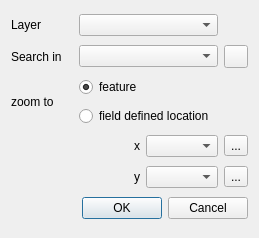
3nids/bigsearch, file ui/ui_layerentry.ui: the form before one commit.
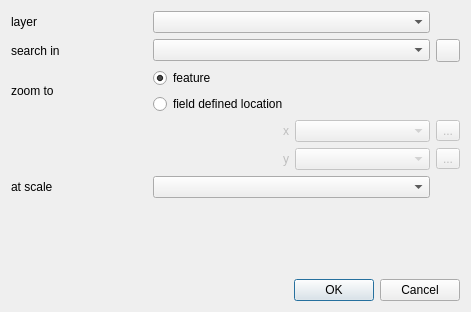
The form after the commit. Icons and pictures are not drawn.

Patch:
```diff
--- a/ui/ui_layerentry.ui
+++ b/ui/ui_layerentry.ui
@@ -6,15 +6,29 @@
    <rect>
     <x>0</x>
     <y>0</y>
-    <width>259</width>
-    <height>238</height>
+    <width>471</width>
+    <height>312</height>
    </rect>
   </property>
   <property name="windowTitle">
    <string>Big Search :: layer entry</string>
   </property>
   <layout class="QGridLayout" name="gridLayout_3">
-   <item row="7" column="0" colspan="4">
+   <item row="1" column="0">
+    <widget class="QLabel" name="label_2">
+     <property name="text">
+      <string>search in</string>
+     </property>
+    </widget>
+   </item>
+   <item row="2" column="0" rowspan="2">
+    <widget class="QLabel" name="label_5">
+     <property name="text">
+      <string>zoom to</string>
+     </property>
+    </widget>
+   </item>
+   <item row="9" column="0" colspan="4">
     <widget class="QDialogButtonBox" name="buttonBox">
      <property name="orientation">
       <enum>Qt::Horizontal</enum>
@@ -24,39 +38,8 @@
      </property>
     </widget>
    </item>
-   <item row="4" column="3">
-    <widget class="QToolButton" name="toolButton_2">
-     <property name="text">
-      <string>...</string>
-     </property>
-     <property name="icon">
-      <iconset resource="../resources.qrc">
-       <normaloff>:/plugins/globalfinder/icons/expression.svg</normaloff>:/plugins/globalfinder/icons/expression.svg</iconset>
-     </property>
-    </widget>
-   </item>
    <item row="0" column="1" colspan="2">
-    <widget class="QComboBox" name="layer"/>
-   </item>
-   <item row="4" column="1">
-    <widget class="QLabel" name="label_3">
-     <property name="text">
-      <string>x</string>
-     </property>
-     <property name="alignment">
-      <set>Qt::AlignRight|Qt::AlignTrailing|Qt::AlignVCenter</set>
-     </property>
-    </widget>
-   </item>
-   <item row="5" column="1">
-    <widget class="QLabel" name="label_4">
-     <property name="text">
-      <string>y</string>
-     </property>
-     <property name="alignment">
-      <set>Qt::AlignRight|Qt::AlignTrailing|Qt::AlignVCenter</set>
-     </property>
-    </widget>
+    <widget class="QComboBox" name="layerCombobox"/>
    </item>
    <item row="3" column="1" colspan="3">
     <widget class="QRadioButton" name="radioButton_4">
@@ -68,10 +51,17 @@
      </attribute>
     </widget>
    </item>
-   <item row="5" column="3">
-    <widget class="QToolButton" name="toolButton_3">
+   <item row="7" column="0">
+    <widget class="QLabel" name="label_6">
      <property name="text">
-      <string>...</string>
+      <string>at scale</string>
+     </property>
+    </widget>
+   </item>
+   <item row="1" column="3">
+    <widget class="QToolButton" name="searchExpressionButton">
+     <property name="text">
+      <string/>
      </property>
      <property name="icon">
       <iconset resource="../resources.qrc">
@@ -79,11 +69,8 @@
      </property>
     </widget>
    </item>
-   <item row="5" column="2">
-    <widget class="QComboBox" name="yField"/>
-   </item>
-   <item row="4" column="2">
-    <widget class="QComboBox" name="xField"/>
+   <item row="7" column="1" colspan="2">
+    <widget class="QComboBox" name="comboBox"/>
    </item>
    <item row="2" column="1" colspan="3">
     <widget class="QRadioButton" name="radioButton_3">
@@ -98,40 +85,107 @@
      </attribute>
     </widget>
    </item>
-   <item row="1" column="0">
-    <widget class="QLabel" name="label_2">
-     <property name="text">
-      <string>Search in</string>
-     </property>
-    </widget>
-   </item>
-   <item row="1" column="1" colspan="2">
-    <widget class="QComboBox" name="searchField"/>
-   </item>
    <item row="0" column="0">
     <widget class="QLabel" name="label">
      <property name="text">
-      <string>Layer</string>
+      <string>layer</string>
      </property>
     </widget>
    </item>
-   <item row="2" column="0" rowspan="2">
-    <widget class="QLabel" name="label_5">
-     <property name="text">
-      <string>zoom to</string>
+   <item row="1" column="1" colspan="2">
+    <widget class="QComboBox" name="searchCombobox"/>
+   </item>
+   <item row="4" column="1" colspan="3">
+    <widget class="QWidget" name="widget" native="true">
+     <property name="enabled">
+      <bool>false</bool>
      </property>
+     <property name="sizePolicy">
+      <sizepolicy hsizetype="Preferred" vsizetype="Maximum">
+       <horstretch>0</horstretch>
+       <verstretch>0</verstretch>
+      </sizepolicy>
+     </property>
+     <layout class="QGridLayout" name="gridLayout">
+      <property name="margin">
+       <number>0</number>
+      </property>
+      <item row="2" column="2">
+       <widget class="QComboBox" name="yCombobox"/>
+      </item>
+      <item row="1" column="2">
+       <widget class="QComboBox" name="xCombobox">
+        <property name="sizePolicy">
+         <sizepolicy hsizetype="Preferred" vsizetype="Fixed">
+          <horstretch>0</horstretch>
+          <verstretch>0</verstretch>
+         </sizepolicy>
+        </property>
+       </widget>
+      </item>
+      <item row="1" column="3">
+       <widget class="QToolButton" name="xExpressionButton">
+        <property name="text">
+         <string>...</string>
+        </property>
+        <property name="icon">
+         <iconset resource="../resources.qrc">
+          <normaloff>:/plugins/globalfinder/icons/expression.svg</normaloff>:/plugins/globalfinder/icons/expression.svg</iconset>
+        </property>
+       </widget>
+      </item>
+      <item row="2" column="3">
+       <widget class="QToolButton" name="yExpressionButton">
+        <property name="text">
+         <string>...</string>
+        </property>
+        <property name="icon">
+         <iconset resource="../resources.qrc">
+          <normaloff>:/plugins/globalfinder/icons/expression.svg</normaloff>:/plugins/globalfinder/icons/expression.svg</iconset>
+        </property>
+       </widget>
+      </item>
+      <item row="1" column="0">
+       <widget class="QLabel" name="label_3">
+        <property name="sizePolicy">
+         <sizepolicy hsizetype="Preferred" vsizetype="Preferred">
+          <horstretch>0</horstretch>
+          <verstretch>0</verstretch>
+         </sizepolicy>
+        </property>
+        <property name="text">
+         <string>x</string>
+        </property>
+        <property name="alignment">
+         <set>Qt::AlignRight|Qt::AlignTrailing|Qt::AlignVCenter</set>
+        </property>
+       </widget>
+      </item>
+      <item row="2" column="0">
+       <widget class="QLabel" name="label_4">
+        <property name="text">
+         <string>y</string>
+        </property>
+        <property name="alignment">
+         <set>Qt::AlignRight|Qt::AlignTrailing|Qt::AlignVCenter</set>
+        </property>
+       </widget>
+      </item>
+     </layout>
     </widget>
    </item>
-   <item row="1" column="3">
-    <widget class="QToolButton" name="toolButton">
-     <property name="text">
-      <string/>
+   <item row="8" column="0">
+    <spacer name="verticalSpacer">
+     <property name="orientation">
+      <enum>Qt::Vertical</enum>
      </property>
-     <property name="icon">
-      <iconset resource="../resources.qrc">
-       <normaloff>:/plugins/globalfinder/icons/expression.svg</normaloff>:/plugins/globalfinder/icons/expression.svg</iconset>
+     <property name="sizeHint" stdset="0">
+      <size>
+       <width>20</width>
+       <height>40</height>
+      </size>
      </property>
-    </widget>
+    </spacer>
    </item>
   </layout>
  </widget>
```
Left out of the diff: 30 changed lines with no effect on the pictures.
